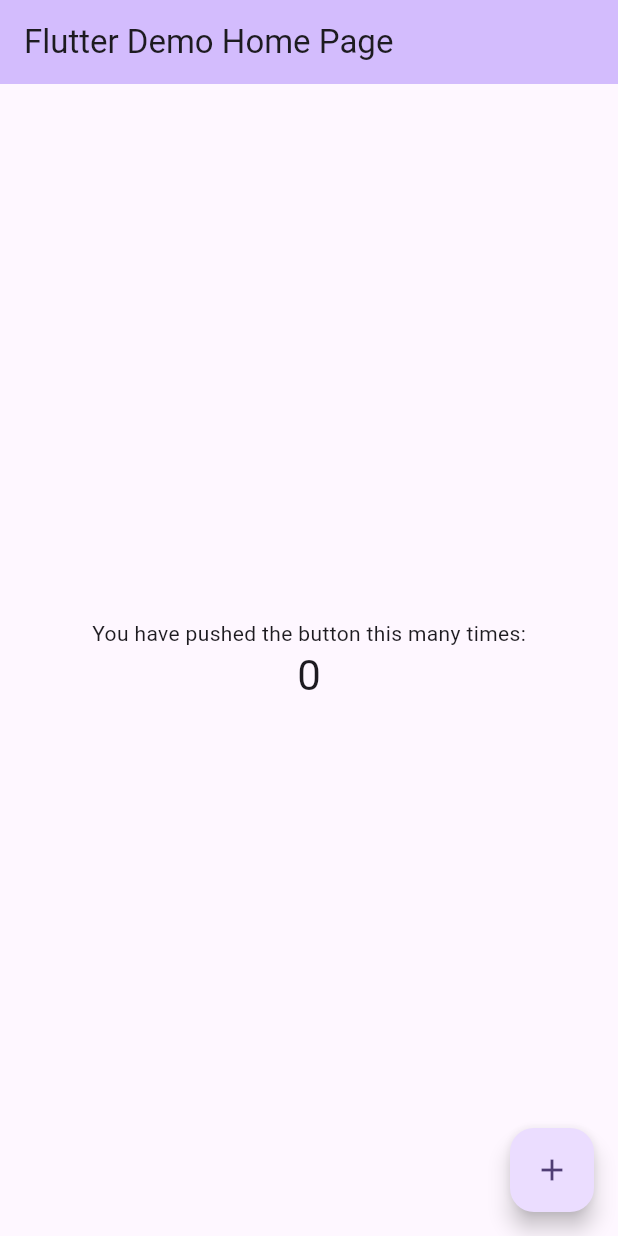
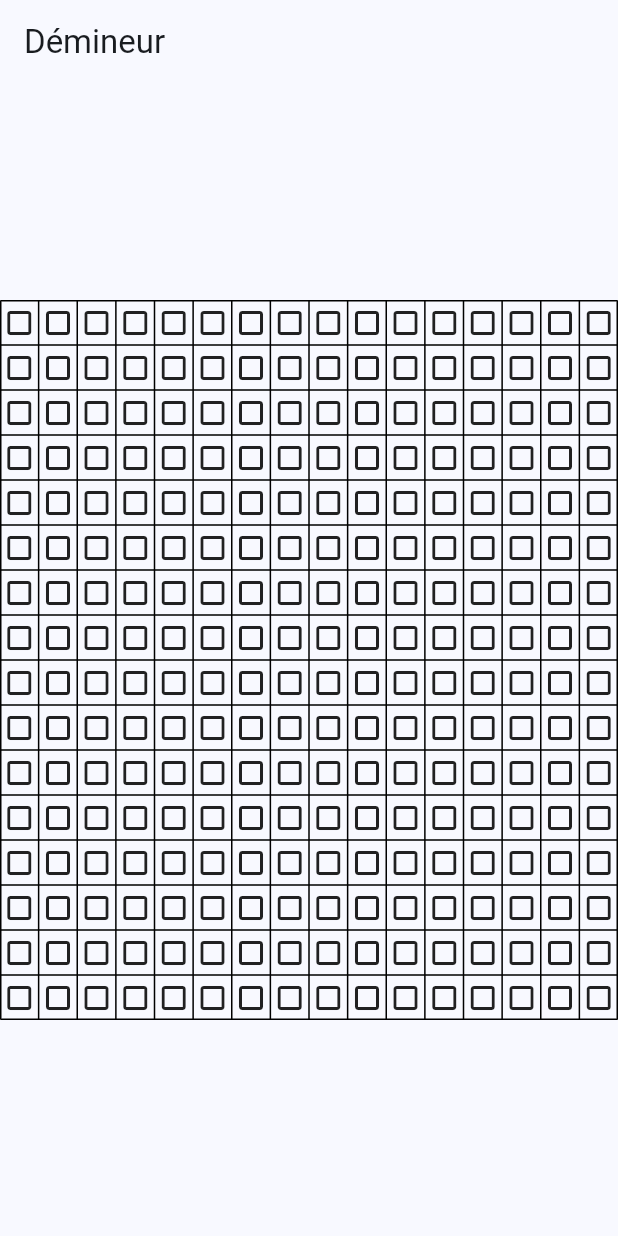
Before and after one commit to rudimah/2025_R411_RAHMAN_Hamidur, a Flutter app: the screen it shows after launch, on a phone screen of 412 x 824 dp. Run offline on Flutter 3.47's test engine with Material 3 defaults, Android fonts, the phone set to English and light mode, and no system bars.

Commit message:
version simple

```diff
--- /dev/null
+++ b/devtools_options.yaml
@@ -0,0 +1,3 @@
+description: This file stores settings for Dart & Flutter DevTools.
+documentation: https://docs.flutter.dev/tools/devtools/extensions#configure-extension-enablement-states
+extensions:
--- a/lib/main.dart
+++ b/lib/main.dart
@@ -1,4 +1,7 @@
+import 'package:demineur/view/GameView.dart';
+import 'package:demineur/viewmodels/GameViewMode.dart';
 import 'package:flutter/material.dart';
+import 'package:provider/provider.dart';
 
 void main() {
   runApp(const MyApp());
@@ -7,116 +10,19 @@ void main() {
 class MyApp extends StatelessWidget {
   const MyApp({super.key});
 
-  // This widget is the root of your application.
   @override
   Widget build(BuildContext context) {
-    return MaterialApp(
-      title: 'Flutter Demo',
-      theme: ThemeData(
-        // This is the theme of your application.
-        //
-        // TRY THIS: Try running your application with "flutter run". You'll see
-        // the application has a purple toolbar. Then, without quitting the app,
-        // try changing the seedColor in the colorScheme below to Colors.green
-        // and then invoke "hot reload" (save your changes or press the "hot
-        // reload" button in a Flutter-supported IDE, or press "r" if you used
-        // the command line to start the app).
-        //
-        // Notice that the counter didn't reset back to zero; the application
-        // state is not lost during the reload. To reset the state, use hot
-        // restart instead.
-        //
-        // This works for code too, not just values: Most code changes can be
-        // tested with just a hot reload.
-        colorScheme: ColorScheme.fromSeed(seedColor: Colors.deepPurple),
+    return ChangeNotifierProvider(
+      create: (_) => GameViewMode(),
+      child: MaterialApp(
+        title: "Demineur",
+        theme: ThemeData(
+          colorScheme: ColorScheme.fromSeed(seedColor: Color(0xFF2196F3)),
+          useMaterial3: true,
+        ),
+        initialRoute: '/',
+        routes: {'/': (context) => GameView()},
       ),
-      home: const MyHomePage(title: 'Flutter Demo Home Page'),
     );
   }
 }
-
-class MyHomePage extends StatefulWidget {
-  const MyHomePage({super.key, required this.title});
-
-  // This widget is the home page of your application. It is stateful, meaning
-  // that it has a State object (defined below) that contains fields that affect
-  // how it looks.
-
-  // This class is the configuration for the state. It holds the values (in this
-  // case the title) provided by the parent (in this case the App widget) and
-  // used by the build method of the State. Fields in a Widget subclass are
-  // always marked "final".
-
-  final String title;
-
-  @override
-  State<MyHomePage> createState() => _MyHomePageState();
-}
-
-class _MyHomePageState extends State<MyHomePage> {
-  int _counter = 0;
-
-  void _incrementCounter() {
-    setState(() {
-      // This call to setState tells the Flutter framework that something has
-      // changed in this State, which causes it to rerun the build method below
-      // so that the display can reflect the updated values. If we changed
-      // _counter without calling setState(), then the build method would not be
-      // called again, and so nothing would appear to happen.
-      _counter++;
-    });
-  }
-
-  @override
-  Widget build(BuildContext context) {
-    // This method is rerun every time setState is called, for instance as done
-    // by the _incrementCounter method above.
-    //
-    // The Flutter framework has been optimized to make rerunning build methods
-    // fast, so that you can just rebuild anything that needs updating rather
-    // than having to individually change instances of widgets.
-    return Scaffold(
-      appBar: AppBar(
-        // TRY THIS: Try changing the color here to a specific color (to
-        // Colors.amber, perhaps?) and trigger a hot reload to see the AppBar
-        // change color while the other colors stay the same.
-        backgroundColor: Theme.of(context).colorScheme.inversePrimary,
-        // Here we take the value from the MyHomePage object that was created by
-        // the App.build method, and use it to set our appbar title.
-        title: Text(widget.title),
-      ),
-      body: Center(
-        // Center is a layout widget. It takes a single child and positions it
-        // in the middle of the parent.
-        child: Column(
-          // Column is also a layout widget. It takes a list of children and
-          // arranges them vertically. By default, it sizes itself to fit its
-          // children horizontally, and tries to be as tall as its parent.
-          //
-          // Column has various properties to control how it sizes itself and
-          // how it positions its children. Here we use mainAxisAlignment to
-          // center the children vertically; the main axis here is the vertical
-          // axis because Columns are vertical (the cross axis would be
-          // horizontal).
-          //
-          // TRY THIS: Invoke "debug painting" (choose the "Toggle Debug Paint"
-          // action in the IDE, or press "p" in the console), to see the
-          // wireframe for each widget.
-          mainAxisAlignment: MainAxisAlignment.center,
-          children: <Widget>[
-            const Text('You have pushed the button this many times:'),
-            Text(
-              '$_counter',
-              style: Theme.of(context).textTheme.headlineMedium,
-            ),
-          ],
-        ),
-      ),
-      floatingActionButton: FloatingActionButton(
-        onPressed: _incrementCounter,
-        tooltip: 'Increment',
-        child: const Icon(Icons.add),
-      ), // This trailing comma makes auto-formatting nicer for build methods.
-    );
-  }
-}
--- a/lib/models/case_model.dart
+++ b/lib/models/case_model.dart
@@ -1,8 +1,8 @@
 class CaseModel {
   bool hidden = true;
   bool hasBomb = false;
-  bool? hasExploded = false;
-  bool? hasFlag = false;
+  bool hasExploded = false;
+  bool hasFlag = false;
   int number = 0;
 
   /*
--- /dev/null
+++ b/lib/view/GameView.dart
@@ -0,0 +1,29 @@
+import 'package:flutter/material.dart';
+import 'package:provider/provider.dart';
+import '../viewmodels/GameViewMode.dart';
+import '../widgets/MapButton.dart';
+
+class GameView extends StatelessWidget {
+  @override
+  Widget build(BuildContext context) {
+    GameViewMode gameViewMode = Provider.of<GameViewMode>(context);
+
+    return Scaffold(
+      appBar: AppBar(title: Text("Démineur")),
+      body: Center(
+        child: Table(
+          border: TableBorder.all(),
+          children: List.generate(
+            gameViewMode.map.nbLine,
+            (x) => TableRow(
+              children: List.generate(
+                gameViewMode.map.nbCol,
+                (y) => MapButton(x: x, y: y),
+              ),
+            ),
+          ),
+        ),
+      ),
+    );
+  }
+}
--- /dev/null
+++ b/lib/viewmodels/GameViewMode.dart
@@ -0,0 +1,52 @@
+import 'package:demineur/models/case_model.dart';
+import 'package:flutter/material.dart';
+import '../models/map_model.dart';
+
+class GameViewMode extends ChangeNotifier {
+  late MapModel map;
+
+  GameViewMode({int nbLine = 16, int nbCol = 16, int nbBomb = 50}) {
+    map = MapModel(nbLine: nbLine, nbCol: nbCol);
+    map.nbBomb = nbBomb;
+    map.generateMap();
+  }
+
+  void click(int x, int y) {
+    CaseModel elem = map.cases[x][y];
+    if (!elem.hasFlag) {
+      if (elem.hasBomb) {
+        map.revealAl();
+      } else {
+        map.reveal(x, y);
+      }
+    }
+    notifyListeners();
+  }
+
+  void onLongPress(int x, int y) {
+    map.toggleFlag(x, y);
+    notifyListeners();
+  }
+
+  Widget getIcon(int x, int y) {
+    CaseModel elem = map.cases[x][y];
+
+    // Cas avec un drapeau
+    if (elem.hasFlag) return Icon(Icons.flag);
+
+    // Cas avec une bombe
+    if (elem.hasBomb && !elem.hidden)
+      return Icon(Icons.circle); // Remplace circle par bomb
+
+    // Cas avec un nombre (on affiche le nombre de bombes adjacentes)
+    if (!elem.hidden) {
+      return Text(
+        elem.number.toString(),
+        style: TextStyle(fontSize: 18, fontWeight: FontWeight.bold),
+      );
+    }
+
+    // Cas caché
+    return Icon(Icons.crop_square); // Ou une autre icône qui fait sens
+  }
+}
--- /dev/null
+++ b/lib/widgets/MapButton.dart
@@ -0,0 +1,25 @@
+import 'package:flutter/material.dart';
+import 'package:provider/provider.dart';
+import '../viewmodels/GameViewMode.dart';
+
+class MapButton extends StatelessWidget {
+  final int x, y;
+
+  const MapButton({Key? key, required this.x, required this.y}) : super(key: key);
+
+  @override
+  Widget build(BuildContext context) {
+    GameViewMode gameViewMode = Provider.of<GameViewMode>(context);
+
+    return InkWell(
+      onTap: () => gameViewMode.click(x, y),
+      onLongPress: () => gameViewMode.onLongPress(x, y),
+      child: Container(
+        width: 30,
+        height: 30,
+        alignment: Alignment.center,
+        child: gameViewMode.getIcon(x, y),
+      ),
+    );
+  }
+}
```
Also changed, not shown: demineur/lib/models/map_model.dart (deleted, +0 -40 lines), lib/models/map_model.dart (+61 -20 lines), pubspec.yaml (+3 -76 lines), pubspec.lock.
